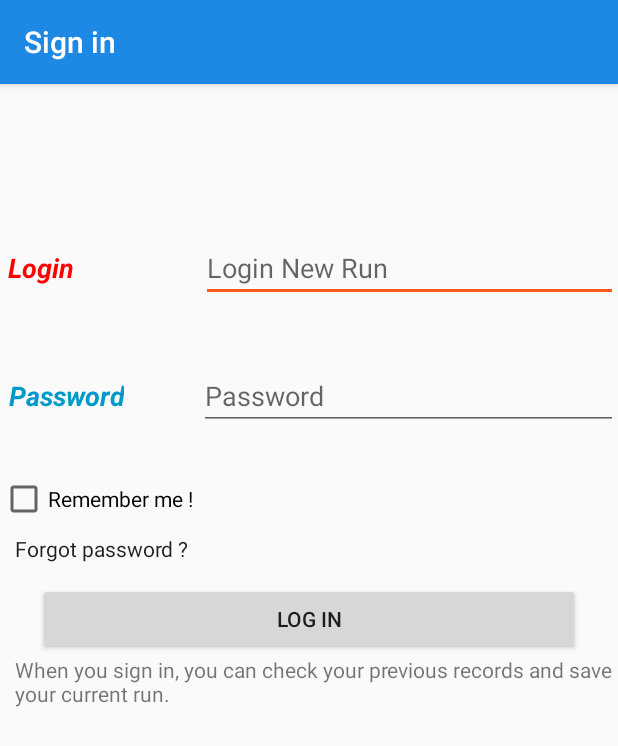
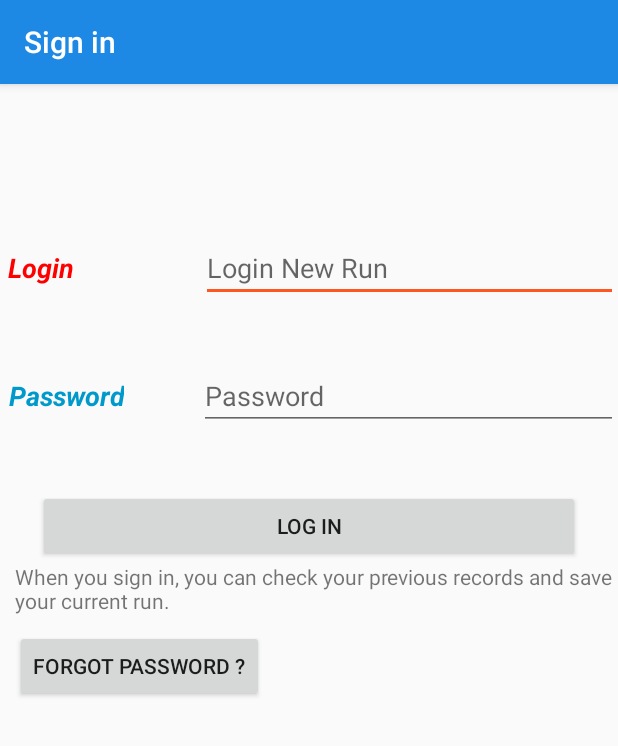
Before and after one commit to SunHaozhe/RhythmRun, an Android app: the LoginActivity screen opened directly, with no data from a screen before it, on a phone screen of 412 x 824 dp. Shown: the top 746 px of the screen. Run offline under Robolectric (Android 15) with nearby library versions, the phone set to English and light mode, and no system bars.

Commit message:
Amélioration de l'écran de login et début du code dans LoginActivity

```diff
--- a/app/src/main/java/com/example/raphaelattali/rythmrun/activities/LoginActivity.java
+++ b/app/src/main/java/com/example/raphaelattali/rythmrun/activities/LoginActivity.java
@@ -1,12 +1,27 @@
 package com.example.raphaelattali.rythmrun.activities;
 
+import android.app.ProgressDialog;
 import android.os.Bundle;
 import android.support.v7.app.AppCompatActivity;
+import android.widget.EditText;
 
 import com.example.raphaelattali.rythmrun.R;
+import com.example.raphaelattali.rythmrun.login.SQLLiteUser;
+import com.example.raphaelattali.rythmrun.login.SessionConfiguration;
 
+/**
+ * Activité pour se connecter à son compte utilisateur
+ *
+ * @author Raphael Attali (code) et Saoussan Kaddami (design)
+ */
 public class LoginActivity extends AppCompatActivity {
 
+    private EditText inputUsername, inputPassword;
+    private SQLLiteUser sqlLiteUser;
+    private SessionConfiguration session;
+    private ProgressDialog dialog;
+
+    final private String TAG = "Login";
     @Override
     protected void onCreate(Bundle savedInstanceState) {
         super.onCreate(savedInstanceState);
--- a/app/src/main/res/layout/activity_login.xml
+++ b/app/src/main/res/layout/activity_login.xml
@@ -1,11 +1,12 @@
 <?xml version="1.0" encoding="utf-8"?>
-<android.support.design.widget.CoordinatorLayout xmlns:android="http://schemas.android.com/apk/res/android"
-    android:orientation="vertical" android:layout_width="match_parent"
+<RelativeLayout xmlns:android="http://schemas.android.com/apk/res/android"
+    android:layout_width="match_parent"
     android:layout_height="match_parent">
 
     <LinearLayout xmlns:android="http://schemas.android.com/apk/res/android"
-        android:layout_width="fill_parent"
-        android:layout_height="fill_parent"
+        android:id="@+id/main_linear_layout__login"
+        android:layout_width="match_parent"
+        android:layout_height="wrap_content"
         android:orientation="vertical">
 
         <LinearLayout
@@ -25,7 +26,7 @@
                 android:layout_marginLeft="5dp" />
 
             <EditText
-                android:id="@+id/poids"
+                android:id="@+id/user_edittext__login"
                 android:layout_width="fill_parent"
                 android:layout_height="wrap_content"
                 android:hint="Login New Run"
@@ -53,7 +54,7 @@
                 android:layout_marginLeft="5dp" />
 
             <EditText
-                android:id="@+id/taille"
+                android:id="@+id/password_edittext__login"
                 android:layout_width="fill_parent"
                 android:layout_height="wrap_content"
                 android:hint="Password "
@@ -62,14 +63,6 @@
                 android:layout_marginLeft="50dp" />
 
         </LinearLayout>
-
-        <CheckBox
-            android:id="@+id/mega"
-            android:layout_width="wrap_content"
-            android:layout_height="wrap_content"
-            android:text="Remember me !"
-            android:layout_marginTop="30dp"
-            android:textSize="14sp" />
 
         <LinearLayout
             android:layout_width="fill_parent"
@@ -98,12 +91,14 @@
 
     </LinearLayout>
 
-    <CheckedTextView
+    <Button
         android:text="Forgot password ?"
         android:layout_width="wrap_content"
         android:layout_height="wrap_content"
-        android:id="@+id/checkedTextView"
-        android:layout_marginTop="300dp"
+        android:layout_below="@id/main_linear_layout__login"
+        android:id="@+id/forgot_password_button"
+        android:layout_marginTop="10dp"
+        android:layout_marginStart="10dp"
         android:layout_marginLeft="10dp" />
 
-</android.support.design.widget.CoordinatorLayout>
+</RelativeLayout>
```
